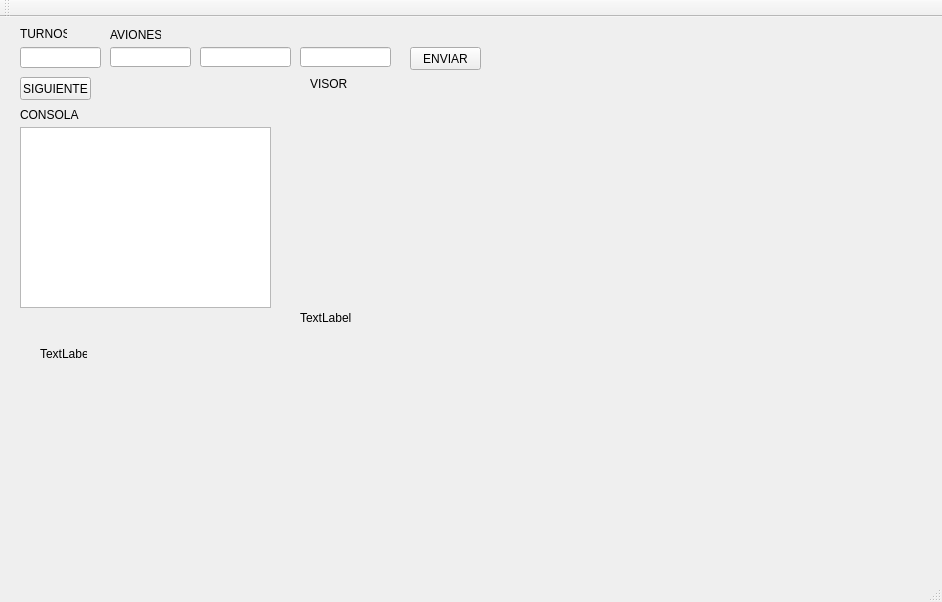
The window that practica/inicio/mainwindow.ui (jmateo95/EDD_201313852) describes before a commit, drawn with Qt 5.
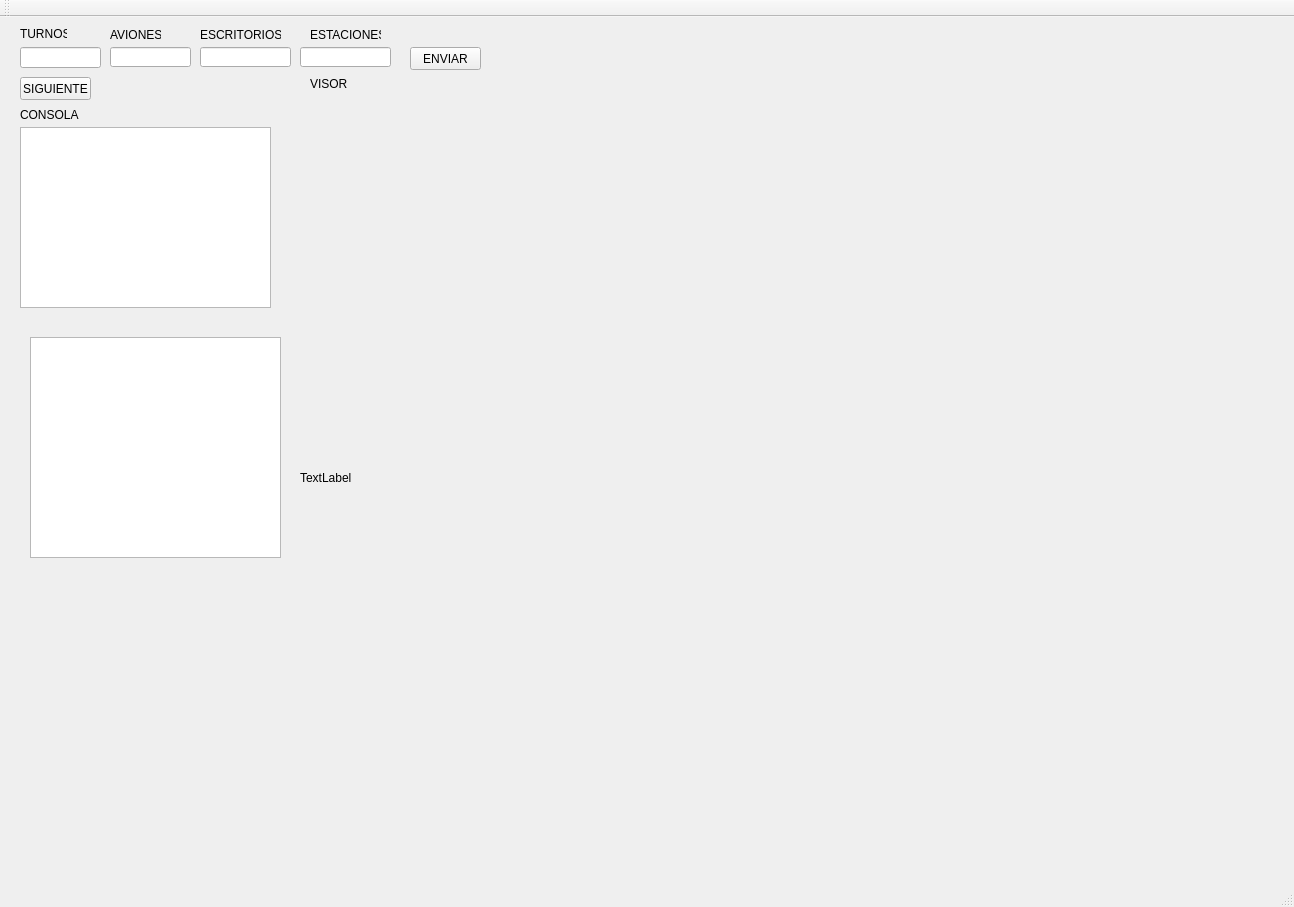
The same window after the commit.

Patch:
```diff
--- a/practica/inicio/mainwindow.ui
+++ b/practica/inicio/mainwindow.ui
@@ -6,8 +6,8 @@
    <rect>
     <x>0</x>
     <y>0</y>
-    <width>942</width>
-    <height>602</height>
+    <width>1294</width>
+    <height>907</height>
    </rect>
   </property>
   <property name="windowTitle">
@@ -111,8 +111,8 @@
      <rect>
       <x>300</x>
       <y>80</y>
-      <width>611</width>
-      <height>441</height>
+      <width>971</width>
+      <height>761</height>
      </rect>
     </property>
     <property name="text">
@@ -158,17 +158,40 @@
      <string>VISOR</string>
     </property>
    </widget>
+   <widget class="QTextEdit" name="textEdit_2">
+    <property name="geometry">
+     <rect>
+      <x>30</x>
+      <y>320</y>
+      <width>251</width>
+      <height>221</height>
+     </rect>
+    </property>
+   </widget>
    <widget class="QLabel" name="label_6">
     <property name="geometry">
      <rect>
-      <x>40</x>
-      <y>330</y>
-      <width>47</width>
-      <height>13</height>
+      <x>310</x>
+      <y>10</y>
+      <width>71</width>
+      <height>16</height>
      </rect>
     </property>
     <property name="text">
-     <string>TextLabel</string>
+     <string>ESTACIONES</string>
+    </property>
+   </widget>
+   <widget class="QLabel" name="label_7">
+    <property name="geometry">
+     <rect>
+      <x>200</x>
+      <y>10</y>
+      <width>81</width>
+      <height>16</height>
+     </rect>
+    </property>
+    <property name="text">
+     <string>ESCRITORIOS</string>
     </property>
    </widget>
   </widget>
```
Left out of the diff: 2 changed lines with no effect on the pictures.
